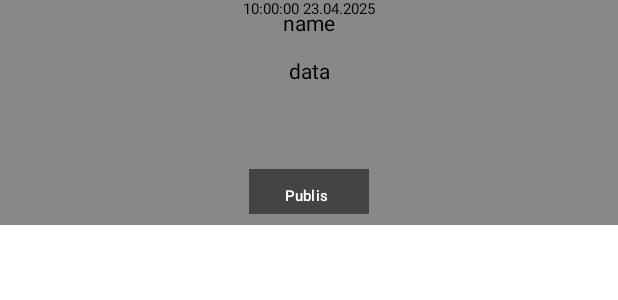
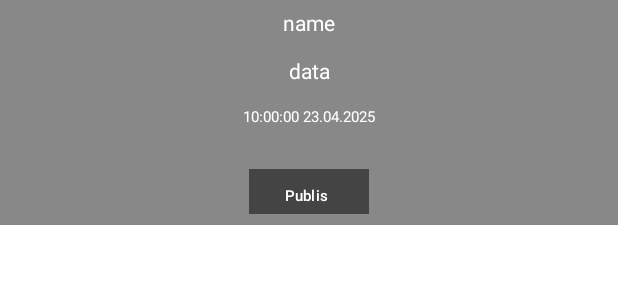
Before and after one commit to Maxeltr/AndroidMq2t, an Android app built with Jetpack Compose: the @Preview function CardPreview, on a phone screen of 412 x 824 dp. Shown: the top 300 px of the screen. Run offline under Robolectric (Android 15) with nearby library versions, the phone set to English and light mode, and no system bars.

Commit message:
Signed-off-by: Maxeltr <maksim.eltratov@ya.ru>

```diff
--- a/app/src/main/java/ru/maxeltr/androidmq2t/MainActivity.kt
+++ b/app/src/main/java/ru/maxeltr/androidmq2t/MainActivity.kt
@@ -31,7 +31,10 @@ class MainActivity : ComponentActivity() {
                 val viewModel: Mq2tViewModel =
                     viewModel(factory = Mq2tViewModelFactory(LocalContext.current))
                 Scaffold(modifier = Modifier.fillMaxSize()) { innerPadding ->
-                    NavHost(navController = navController, startDestination = "mainView") {
+                    NavHost(
+                        navController = navController,
+                        startDestination = "mainView"
+                    ) {
                         composable("mainView") {
                             MainView(innerPadding, viewModel, navController)
                         }
--- a/app/src/main/java/ru/maxeltr/androidmq2t/Model/CardState.kt
+++ b/app/src/main/java/ru/maxeltr/androidmq2t/Model/CardState.kt
@@ -6,6 +6,7 @@ data class CardState(
     val subTopic: String = "",
     val subData: String = "",
     val subQos: Int = 0,
+    val subJsonpath: String = "",
     val pubTopic: String = "",
     val pubData: String = "",
     val pubQos: Int = 0,
--- a/app/src/main/java/ru/maxeltr/androidmq2t/composables/Card.kt
+++ b/app/src/main/java/ru/maxeltr/androidmq2t/composables/Card.kt
@@ -2,6 +2,7 @@ package ru.maxeltr.androidmq2t.composables
 
 import androidx.compose.foundation.background
 import androidx.compose.foundation.gestures.detectTapGestures
+import androidx.compose.foundation.layout.Arrangement
 import androidx.compose.foundation.layout.Box
 import androidx.compose.foundation.layout.Column
 import androidx.compose.foundation.layout.Spacer
@@ -57,8 +58,8 @@ fun Card(
     var expanded by remember { (mutableStateOf(false)) }
 
     Box(
-        modifier = Modifier.Companion
-            .background(Color.Companion.Gray)
+        modifier = Modifier
+            .background(Color.Gray)
             .height(150.dp)
             .fillMaxWidth()
             .pointerInput(Unit) {
@@ -73,59 +74,61 @@ fun Card(
             }
     ) {
         Column(
-            modifier = Modifier.Companion
-                .align(Alignment.Companion.TopCenter)
+            modifier = Modifier
+                .align(Alignment.TopCenter)
                 .padding(8.dp)
                 .fillMaxWidth()
                 .fillMaxHeight(),
+            verticalArrangement = Arrangement.SpaceBetween
+        ) {
+            Column(
+                modifier = Modifier.weight(1f)
             ) {
                 Text(
                     text = name,
-                modifier = Modifier.Companion
+                    modifier = Modifier
                         .wrapContentSize()
                         .fillMaxWidth(),
-                textAlign = TextAlign.Companion.Center,
+                    textAlign = TextAlign.Center,
                     maxLines = 1,
-                overflow = TextOverflow.Companion.Ellipsis
+                    overflow = TextOverflow.Ellipsis,
+                    color = Color.White
                 )
-            Spacer(modifier = Modifier.Companion.height(16.dp))
+                Spacer(modifier = Modifier.height(16.dp))
                 Text(
                     text = data,
-                modifier = Modifier.Companion
+                    modifier = Modifier
                         .wrapContentSize()
                         .fillMaxWidth(),
-                textAlign = TextAlign.Companion.Center,
+                    textAlign = TextAlign.Center,
                     maxLines = 2,
-                overflow = TextOverflow.Companion.Ellipsis
+                    overflow = TextOverflow.Ellipsis,
+                    color = Color.White
                 )
-            Spacer(modifier = Modifier.Companion.height(16.dp))
+                Spacer(modifier = Modifier.height(16.dp))
+                Text(
+                    text = time,
+                    fontSize = 10.sp,
+                    modifier = Modifier
+                        .wrapContentSize()
+                        .fillMaxWidth(),
+                    textAlign = TextAlign.Center,
+                    maxLines = 1,
+                    overflow = TextOverflow.Ellipsis,
+                    color = Color.White
+                )
+
             }
-
-//        IconButton(
-//            onClick = {
-//                onSettingsClick()
-//            },
-//            modifier = Modifier
-//                .align(Alignment.TopEnd)
-//                .padding(4.dp)
-//        ) {
-//            Icon(
-//                imageVector = Icons.Default.Settings,
-//                contentDescription = settingsString,
-//                tint = Color.White
-//            )
-//        }
 
             Button(
                 shape = RectangleShape,
-            modifier = Modifier.Companion
+                modifier = Modifier
                     .width(80.dp)
                     .height(30.dp)
-                .align(Alignment.Companion.BottomCenter)
-                .offset(y = (-8).dp),
+                    .align(Alignment.CenterHorizontally),
                 colors = ButtonDefaults.buttonColors(
-                containerColor = Color.Companion.DarkGray,
-                contentColor = Color.Companion.White
+                    containerColor = Color.DarkGray,
+                    contentColor = Color.White
                 ),
                 onClick = {
                     onPublishClick()
@@ -137,23 +140,15 @@ fun Card(
 
                     )
             }
-
-        Text(
-            text = time,
-            fontSize = 10.sp,
-            modifier = Modifier.Companion
-                .wrapContentSize()
-                .fillMaxWidth(),
-            textAlign = TextAlign.Companion.Center,
-            maxLines = 1,
-            overflow = TextOverflow.Companion.Ellipsis
-        )
+        }
 
         DropdownMenu(
             expanded = expanded,
             onDismissRequest = {
                 expanded = false
-            }
+            },
+            modifier = Modifier
+                .background(Color.DarkGray),
         ) {
             DropdownMenuItem(
                 onClick = {
@@ -161,7 +156,10 @@ fun Card(
                     expanded = false
                 },
                 text = {
-                    Text(text = editString)
+                    Text(
+                        text = editString,
+                        color = Color.White
+                    )
                 }
             )
             DropdownMenuItem(
@@ -170,7 +168,10 @@ fun Card(
                     expanded = false
                 },
                 text = {
-                    Text(text = deleteString)
+                    Text(
+                        text = deleteString,
+                        color = Color.White
+                    )
                 }
             )
         }
--- a/app/src/main/java/ru/maxeltr/androidmq2t/viewmodel/Mq2tViewModel.kt
+++ b/app/src/main/java/ru/maxeltr/androidmq2t/viewmodel/Mq2tViewModel.kt
@@ -40,7 +40,7 @@ class Mq2tViewModel(private val application: Application) : ViewModel() {
         application.getSharedPreferences("Mq2tPreferences", Context.MODE_PRIVATE)
     private var mqttClient: Mqtt3Client = initClient()
     private val calendar = Calendar.getInstance()
-    private val dateFormat = SimpleDateFormat("HH:mm:ss dd.MM.yy", Locale.getDefault())
+    private val dateFormat = SimpleDateFormat("HH:mm:ss", Locale.getDefault())
 
     private val _cards = mutableStateListOf<CardState>()
     val cards: List<CardState> get() = _cards
```
Also changed, not shown: app/src/main/java/ru/maxeltr/androidmq2t/composables/Dashboard.kt (+6 -6 lines), app/src/main/java/ru/maxeltr/androidmq2t/composables/EditCardView.kt (+34 -75 lines), app/src/main/java/ru/maxeltr/androidmq2t/composables/EditConnectionView.kt (+34 -26 lines), app/src/main/java/ru/maxeltr/androidmq2t/composables/FullScreenView.kt (+29 -7 lines), app/src/main/java/ru/maxeltr/androidmq2t/composables/MainView.kt (+7 -4 lines). Lines whose indentation alone changed are shown as unchanged.
